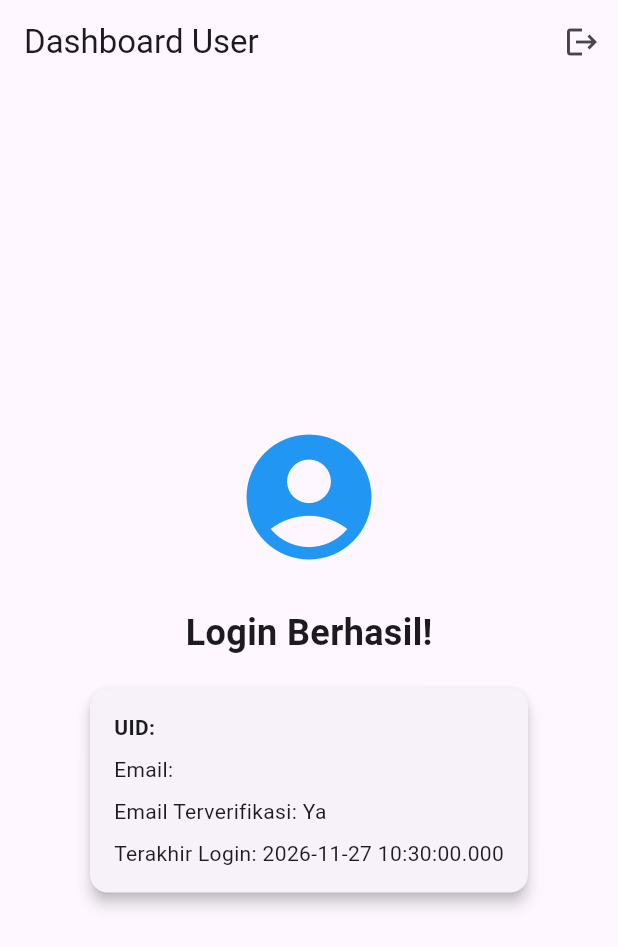
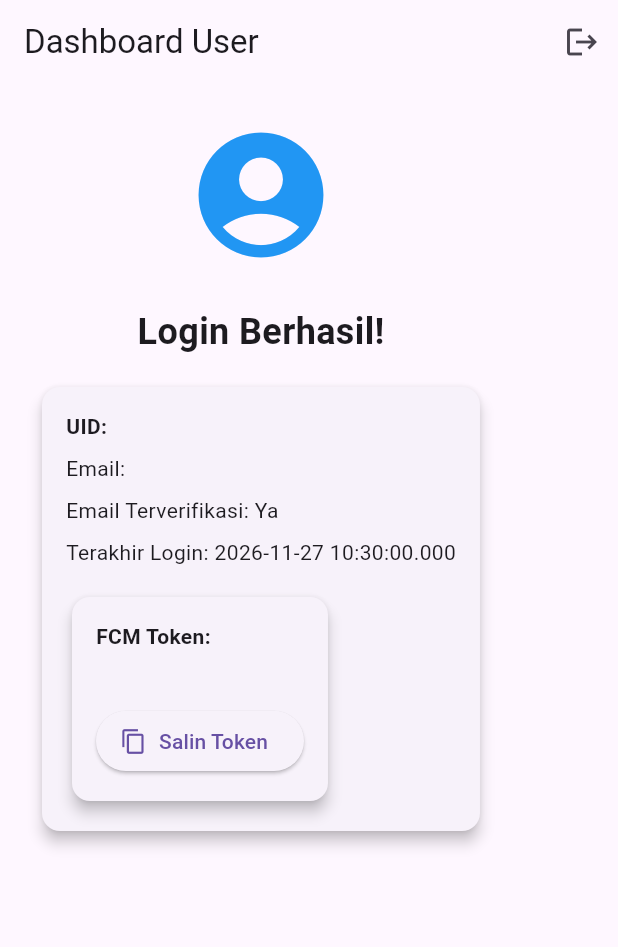
Before and after one commit to elyazz10/Latihan-008-Aplikasi-Mobile, a Flutter app: the screen it shows once a user with an empty profile is signed in, on a phone screen of 412 x 824 dp. Shown: the top 947 px of the screen. Run offline on Flutter 3.47's test engine with Material 3 defaults, Android fonts, the phone set to English and light mode, and no system bars; our stand-ins replace firebase_auth, firebase_core, firebase_messaging, flutter_local_notifications; accounts and stored records are empty.

Commit message:
tampilkan fcm token card di dashboard

```diff
--- a/lib/main.dart
+++ b/lib/main.dart
@@ -2,6 +2,7 @@ import 'package:firebase_messaging/firebase_messaging.dart';
 import 'package:flutter/material.dart';
 import 'package:firebase_core/firebase_core.dart';
 import 'package:firebase_auth/firebase_auth.dart';
+import 'package:pertemuan_8/fcm_token_card.dart';
 import 'package:pertemuan_8/notification_service.dart';
 import 'firebase_options.dart';
 
@@ -215,7 +216,7 @@ class UserInfoScreen extends StatelessWidget {
           ), // IconButton
         ],
       ), // AppBar
-      body: Center(
+      body: SingleChildScrollView(
         child: Padding(
           padding: const EdgeInsets.all(24.0),
           child: Column(
@@ -246,7 +247,11 @@ class UserInfoScreen extends StatelessWidget {
                       Text('Email Terverifikasi: ${user.emailVerified ? "Ya" : "Tidak"}'),
                       const SizedBox(height: 8),
                       Text('Terakhir Login: ${user.metadata.lastSignInTime.toString()}'),
+                      const SizedBox(height: 16),     // <-- BARU
+              const FcmTokenCard(),
+
                     ],
+
                   ), // Column
                 ), // Padding
               ), // Card
```
